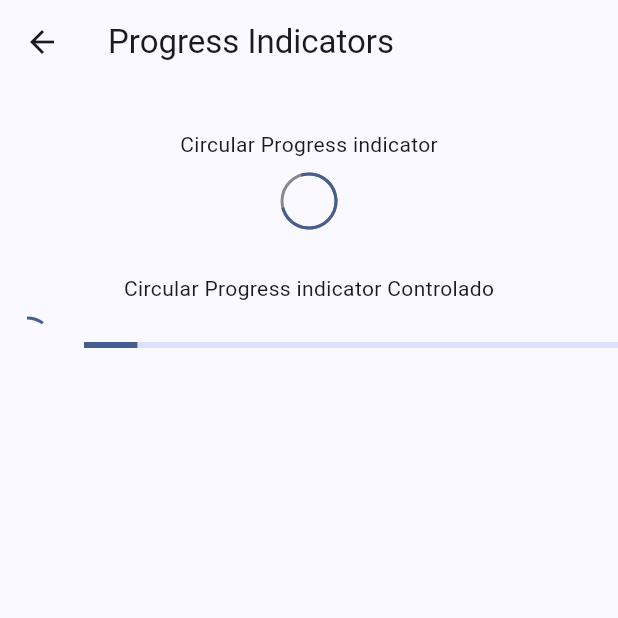
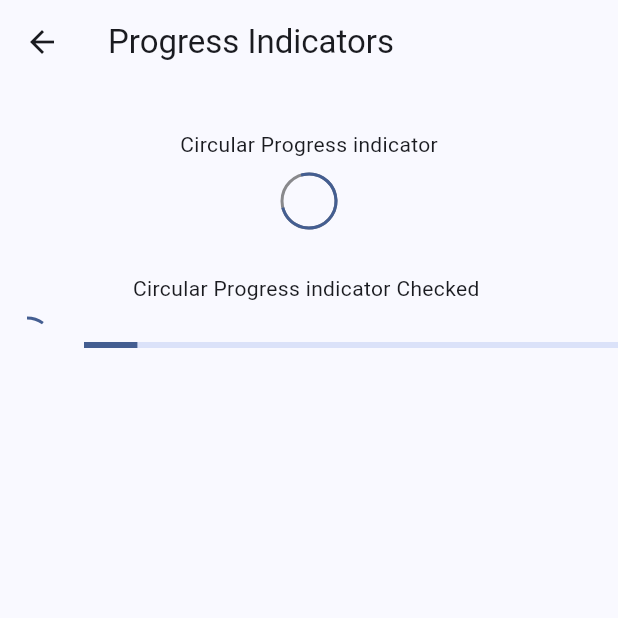
Before and after one commit to juandpt03/widgets_app, a Flutter app: the ProgressScreen screen opened by its route, on a phone screen of 412 x 824 dp, the top half of it. Run offline on Flutter 3.47's test engine with Material 2 defaults, Android fonts, the phone set to English and light mode, and no system bars; our stand-ins replace animate_do, flutter_riverpod, go_router.

Commit message:
Updated progress

```diff
--- a/lib/presentation/screens/progress/progress_screen.dart
+++ b/lib/presentation/screens/progress/progress_screen.dart
@@ -1,4 +1,5 @@
 import 'package:flutter/material.dart';
+import 'package:widgets_app/config/localisation/localizations.dart';
 
 class ProgressScreen extends StatelessWidget {
   static const route = 'progress_screen';
@@ -21,20 +22,21 @@ class _ProgressView extends StatelessWidget {
 
   @override
   Widget build(BuildContext context) {
-    return const Center(
+    return Center(
       child: Column(
         children: [
-          SizedBox(height: 30),
-          Text('Circular Progress indicator'),
-          SizedBox(height: 10),
-          CircularProgressIndicator(
+          const SizedBox(height: 30),
+          const Text('Circular Progress indicator'),
+          const SizedBox(height: 10),
+          const CircularProgressIndicator(
             strokeWidth: 2,
             backgroundColor: Colors.black45,
           ),
-          SizedBox(height: 30),
-          Text('Circular Progress indicator Controlado'),
-          SizedBox(height: 10),
-          _ControlledProgressIndicator(),
+          const SizedBox(height: 30),
+          Text(
+              'Circular Progress indicator ${AppLocalizations.of(context)!.text('checked')} '),
+          const SizedBox(height: 10),
+          const _ControlledProgressIndicator(),
         ],
       ),
     );
```
